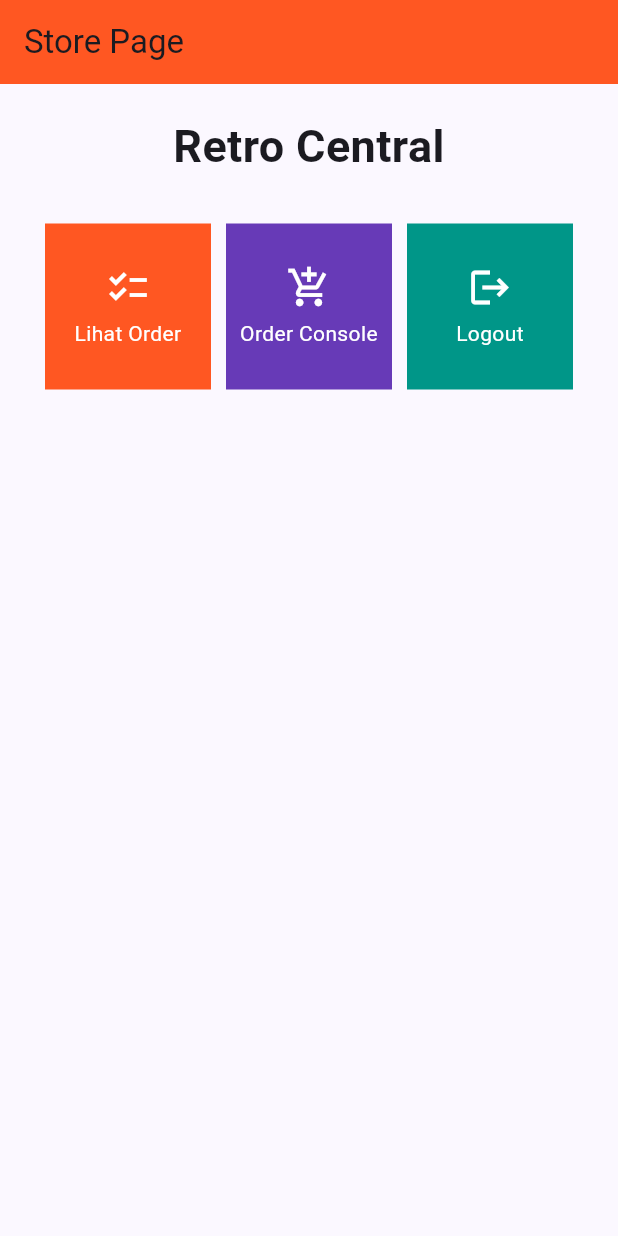
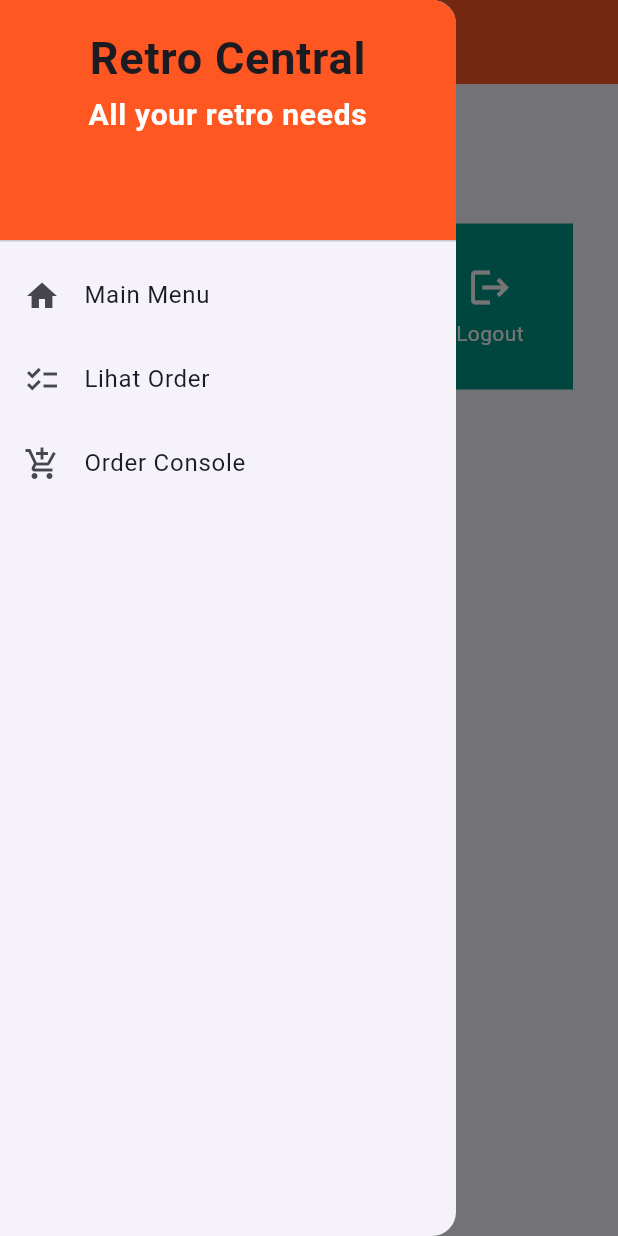
Before and after one commit to farrelsheva/retro-central-mobile, a Flutter app: the screen it shows after launch, with the side drawer open (before the commit the screen has no drawer), on a phone screen of 412 x 824 dp. Run offline on Flutter 3.47's test engine with Material 2 defaults, Android fonts, the light colour scheme and no system bars.

Commit message:
finished form and routing

```diff
--- a/lib/screens/menu.dart
+++ b/lib/screens/menu.dart
@@ -1,5 +1,6 @@
 import 'package:flutter/material.dart';
 import 'package:retro_central/widgets/shop_card.dart';
+import 'package:retro_central/widgets/left_drawer.dart';
 
 class MyHomePage extends StatelessWidget {
   MyHomePage({Key? key}) : super(key: key);
@@ -56,6 +57,7 @@ class MyHomePage extends StatelessWidget {
           ),
         ),
       ),
+      drawer: const LeftDrawer(),
     );
   }
 }
--- /dev/null
+++ b/lib/widgets/left_drawer.dart
@@ -0,0 +1,73 @@
+import 'package:flutter/material.dart';
+import 'package:retro_central/screens/menu.dart';
+import 'package:retro_central/screens/order_form.dart';
+
+class LeftDrawer extends StatelessWidget{
+  const LeftDrawer({super.key});
+
+  @override
+  Widget build(BuildContext context){
+    return Drawer(
+      child: ListView(
+        children: [
+          const DrawerHeader(
+            decoration: BoxDecoration(
+              color: Colors.deepOrange,
+            ),
+            child: Column(
+              children: [
+                Text(
+                  'Retro Central',
+                  textAlign: TextAlign.center,
+                  style: TextStyle(
+                    fontSize: 30,
+                    fontWeight: FontWeight.bold,
+                  ),
+                ),
+                Text(
+                  'All your retro needs',
+                  textAlign: TextAlign.center,
+                  style: TextStyle(
+                    fontSize: 20,
+                    fontWeight: FontWeight.bold,
+                    color: Colors.white,
+                  ),
+                ),
+              ],
+            )
+          ),
+          ListTile(
+            leading: const Icon(Icons.home),
+            title: const Text('Main Menu'),
+            onTap: () {
+              Navigator.pushReplacement(
+                context,
+                MaterialPageRoute(builder: (context) => MyHomePage())
+              );
+            },
+          ),//Done Main menu
+          ListTile(
+            leading: const Icon(Icons.checklist),
+            title: const Text('Lihat Order'),
+            onTap: () {
+              Navigator.pop(context);
+            },
+          ),
+          ListTile(
+            leading: const Icon(Icons.add_shopping_cart),
+            title: const Text('Order Console'),
+            onTap: () {
+              Navigator.pushReplacement(
+                  context,
+                  MaterialPageRoute(builder: (context) => const OrderForm())
+              );
+            },
+          ),// Done order form
+        ],
+      )
+    );
+
+  }
+
+
+}
--- a/lib/widgets/shop_card.dart
+++ b/lib/widgets/shop_card.dart
@@ -1,4 +1,5 @@
 import 'package:flutter/material.dart';
+import 'package:retro_central/screens/order_form.dart';
 
 class ShopCard extends StatelessWidget {
   final ShopItem item;
@@ -17,6 +18,15 @@ class ShopCard extends StatelessWidget {
             ..hideCurrentSnackBar()
             ..showSnackBar(SnackBar(
                 content: Text("Kamu telah menekan tombol ${item.name}!")));
+          if (item.name == "Lihat Order"){
+
+          }
+          if (item.name == "Order Console"){
+            Navigator.push(
+              context,
+              MaterialPageRoute(builder: (context) => const OrderForm()),
+            );
+          }
         },
         child: Container(
           // Container untuk menyimpan Icon dan Text
```
Also changed, not shown: lib/screens/order_form.dart (added, +179 -0 lines).
